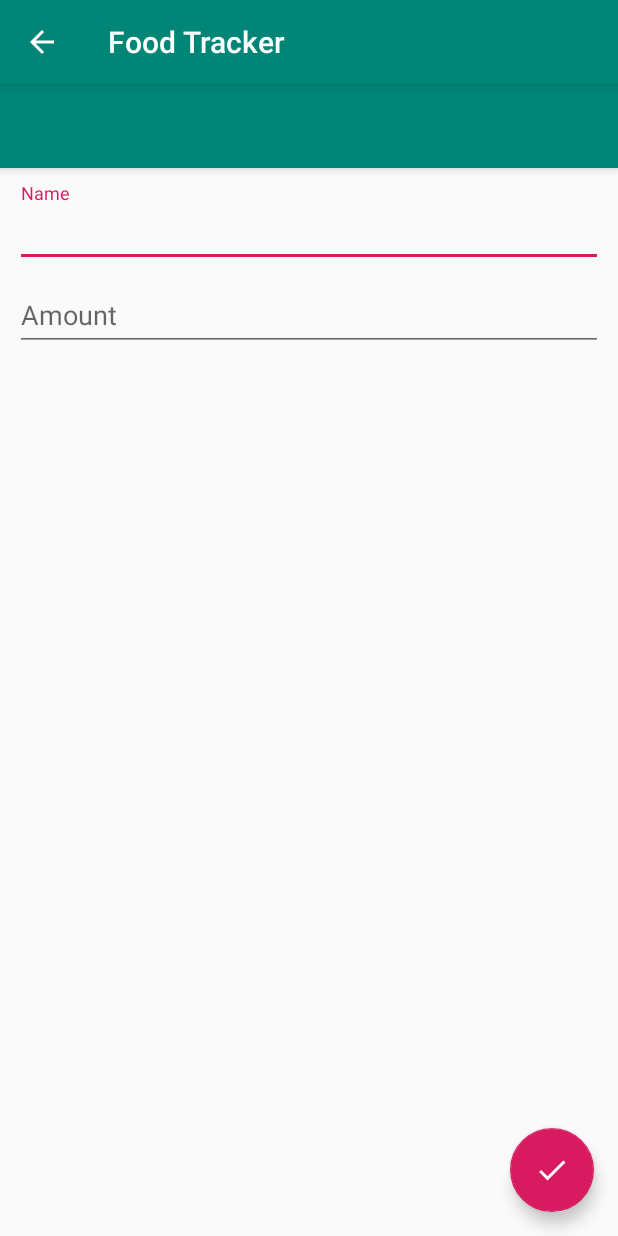
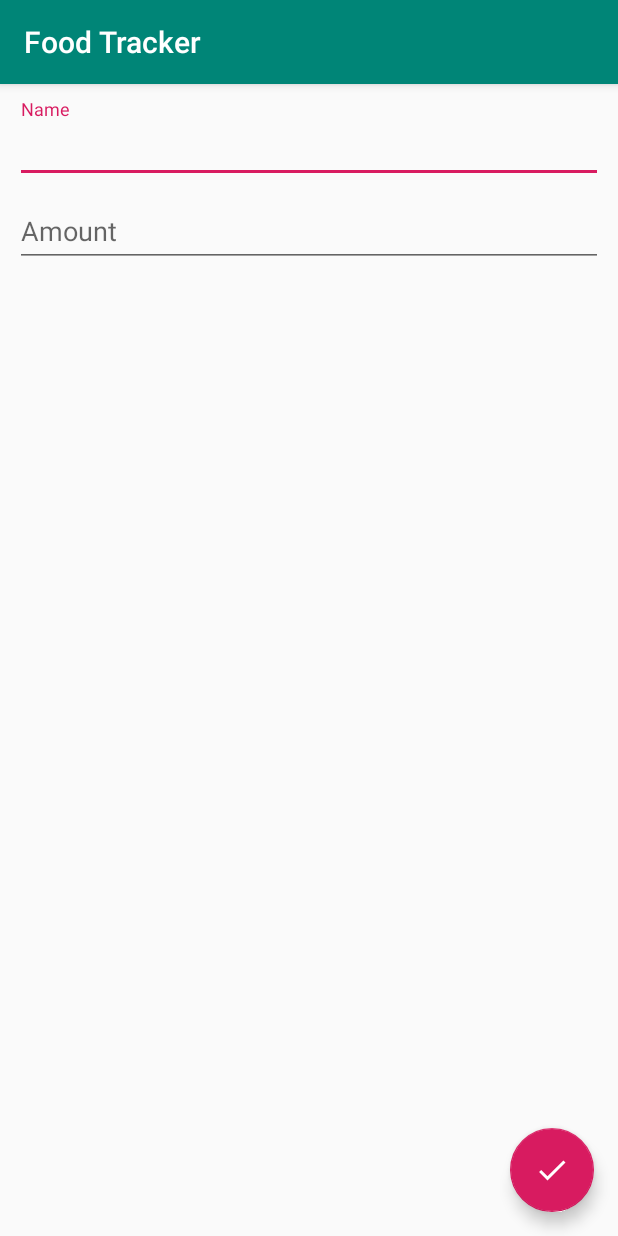
Before and after one commit to sync-ware/Food_Tracker, an Android app: the AddIngredientActivity screen opened directly, with no data from a screen before it, on a phone screen of 412 x 824 dp. Run offline under Robolectric (Android 15) with nearby library versions, the phone set to English and light mode, and no system bars.

Commit message:
Cleaned up some code

```diff
--- a/app/src/main/java/com/csed/foodtracker/AddIngredientActivity.java
+++ b/app/src/main/java/com/csed/foodtracker/AddIngredientActivity.java
@@ -1,5 +1,6 @@
 package com.csed.foodtracker;
 
+import android.content.SharedPreferences;
 import android.database.SQLException;
 import android.database.sqlite.SQLiteDatabase;
 import android.os.Build;
@@ -36,6 +37,16 @@ public class AddIngredientActivity extends AppCompatActivity {
     @Override
     protected void onCreate(Bundle savedInstanceState) {
         super.onCreate(savedInstanceState);
+/*        String themeVal;
+        SharedPreferences themePrefs;
+        themePrefs = getSharedPreferences("com.csed.foodtracker.theme", 0);
+        themeVal = themePrefs.getString("theme", "1");
+        if (themeVal == "1") {
+            setTheme(R.style.AppTheme);
+        } else {
+            setTheme(R.style.AppThemeDark);
+        }*/
+
         setContentView(R.layout.activity_add_ingredient);
 
 
@@ -72,7 +83,7 @@ public class AddIngredientActivity extends AppCompatActivity {
 
             }
         });
-        getSupportActionBar().setDisplayHomeAsUpEnabled(true);
+//        getSupportActionBar().setDisplayHomeAsUpEnabled(true);
 
     }
 
--- a/app/src/main/res/layout/activity_add_ingredient.xml
+++ b/app/src/main/res/layout/activity_add_ingredient.xml
@@ -9,16 +9,7 @@
     <android.support.design.widget.AppBarLayout
         android:layout_width="match_parent"
         android:layout_height="wrap_content"
-        android:theme="@style/AppTheme.AppBarOverlay">
-
-        <android.support.v7.widget.Toolbar
-            android:id="@+id/toolbar"
-            android:layout_width="match_parent"
-            android:layout_height="?attr/actionBarSize"
-            android:background="?attr/colorPrimary"
-            app:popupTheme="@style/AppTheme.PopupOverlay" />
-
-    </android.support.design.widget.AppBarLayout>
+        android:theme="@style/AppTheme.AppBarOverlay"/>
 
     <include layout="@layout/content_add_ingredient" />
 
--- a/app/src/main/res/menu/main.xml
+++ b/app/src/main/res/menu/main.xml
@@ -8,9 +8,9 @@
         android:title="filter"
         app:showAsAction="ifRoom" />
     <item
-        android:id="@+id/action_settings"
+        android:id="@+id/action_theme"
         android:orderInCategory="100"
-        android:title="@string/action_settings"
+        android:title="@string/action_theme"
         app:showAsAction="never" ></item>
 
 
--- a/app/src/main/res/values/strings.xml
+++ b/app/src/main/res/values/strings.xml
@@ -5,7 +5,7 @@
     <string name="nav_header_title">Food Tracker</string>
     <string name="nav_header_subtitle">android.studio@android.com</string>
     <string name="nav_header_desc">Navigation header</string>
-    <string name="action_settings">Settings</string>
+    <string name="action_theme">Change Theme</string>
     <string name="title_activity_add_recipe">Add Recipe</string>
     <string name="title_activity_view_recipe_acticity">View Recipe</string>
     <string name="title_activity_ingredients">IngredientsActivity</string>
--- a/app/src/main/res/values/styles.xml
+++ b/app/src/main/res/values/styles.xml
@@ -4,6 +4,15 @@
     <style name="AppTheme" parent="Theme.AppCompat.Light.DarkActionBar">
         <!-- Customize your theme here. -->
         <item name="colorPrimary">@color/colorPrimary</item>
+        <item name="colorPrimaryDark">@color/colorPrimaryDark</item>
+        <item name="colorAccent">@color/colorAccent</item>
+    </style>
+
+    <style name="AppThemeDark" parent="Theme.AppCompat">
+        <!-- Customize your theme here. -->
+        <item name="colorPrimary">@color/colorPrimary</item>
+        <item name="windowActionBar">false</item>
+        <item name="windowNoTitle">true</item>
         <item name="colorPrimaryDark">@color/colorPrimaryDark</item>
         <item name="colorAccent">@color/colorAccent</item>
     </style>
```
Also changed, not shown: app/src/main/java/com/csed/foodtracker/AddIngredientsAdapter.java (+0 -22 lines), app/src/main/java/com/csed/foodtracker/AddRecipeActivity.java (+10 -0 lines), app/src/main/java/com/csed/foodtracker/IngredientsActivity.java (+11 -1 lines), app/src/main/java/com/csed/foodtracker/MainActivity.java (+26 -35 lines), app/src/main/java/com/csed/foodtracker/UploadRecieptActivity.java (+11 -0 lines), app/src/main/java/com/csed/foodtracker/ViewRecipeActivity.java (+10 -0 lines).
